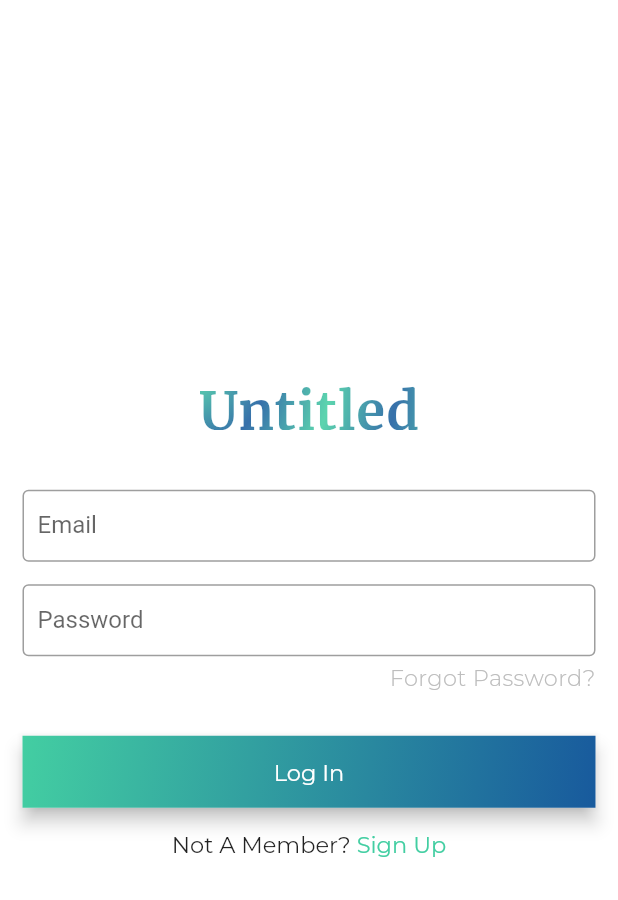
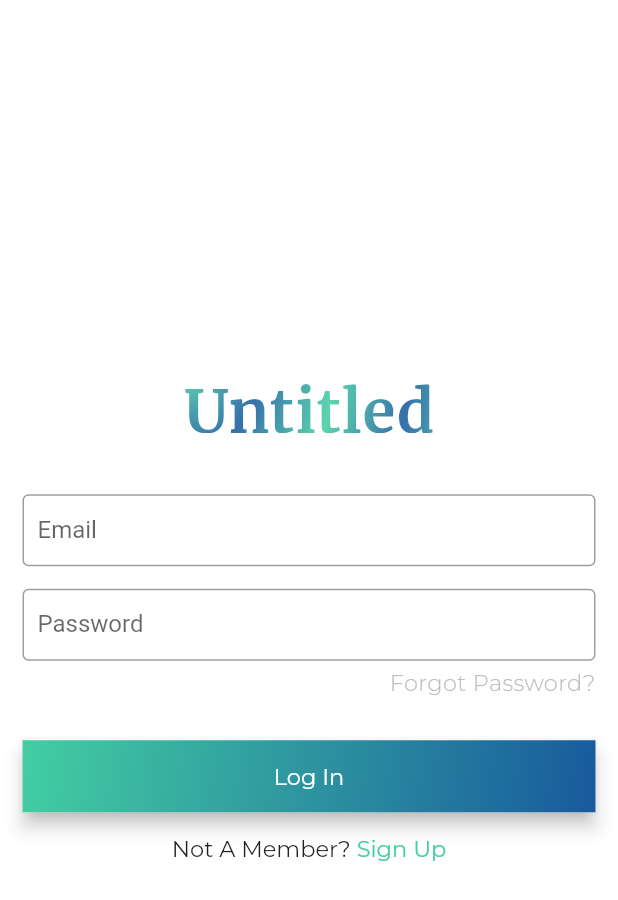
Before and after one commit to margaiwangara/untitled_project, a Flutter app: the screen it shows after launch, on a phone screen of 412 x 824 dp. Shown: the top 900 px of the screen. Run offline on Flutter 3.47's test engine with Material 2 defaults, Android fonts, the phone set to English and light mode, and no system bars; our stand-ins replace google_fonts, wakelock.

Commit message:
completed design for login and signup screen, back arrow pending

```diff
--- a/lib/ui/auth/login.dart
+++ b/lib/ui/auth/login.dart
@@ -1,5 +1,4 @@
 import 'package:flutter/material.dart';
-import 'package:google_fonts/google_fonts.dart';
 import 'package:untitled_project/widget/auth_form.dart';
 
 class LogIn extends StatefulWidget {
@@ -10,8 +9,6 @@ class LogIn extends StatefulWidget {
 class _LogInState extends State<LogIn> {
   // Form Key
   final GlobalKey<FormState> _formKey = GlobalKey<FormState>();
-  final Color primaryColor = Color(0xFF43cea2);
-  final Color accentColor = Color(0xFF185a9d);
 
   @override
   Widget build(BuildContext context) {
@@ -34,21 +31,17 @@ class _LogInState extends State<LogIn> {
                     center: Alignment.topLeft,
                     radius: 1.0,
                     colors: <Color>[
-                      primaryColor,
-                      accentColor,
+                      Theme.of(context).primaryColor,
+                      Theme.of(context).accentColor,
                     ],
                     tileMode: TileMode.mirror,
                   ).createShader(bounds);
                 },
                 child: Text(
                   'Untitled',
-                  style: GoogleFonts.merriweather(
-                    textStyle: TextStyle(
-                      fontSize: 35.0,
-                      fontWeight: FontWeight.bold,
-                      letterSpacing: 0.85,
-                    ),
-                  ),
+                  style: Theme.of(context).textTheme.headline.copyWith(
+                        letterSpacing: 0.85,
+                      ),
                 ),
               ),
               SizedBox(
```
Also changed, not shown: lib/ui/auth/signup.dart (+44 -1 lines), lib/widget/auth_form.dart (+34 -7 lines).
